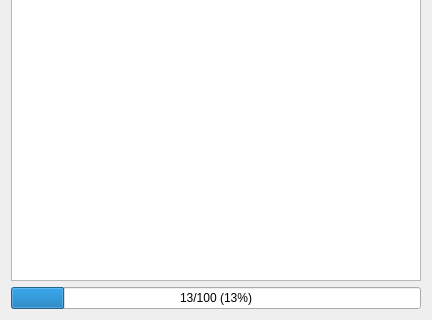
chrisdevchroma/fourchan-dl, file ui4chan.ui: the form before one commit; both pictures show x 0 to 432 and y 261 to 581 of the 432 by 581 pixel window.
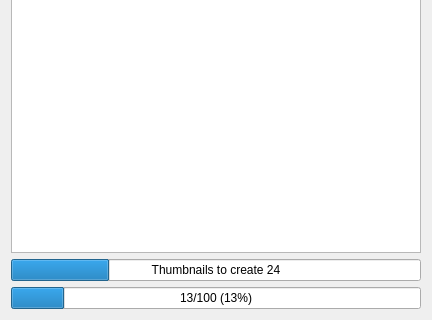
The form after the commit. Icons and pictures are not drawn.

```diff
--- a/ui4chan.ui
+++ b/ui4chan.ui
@@ -110,7 +110,7 @@
      </item>
     </layout>
    </item>
-   <item row="6" column="0">
+   <item row="7" column="0">
     <widget class="QProgressBar" name="progressBar">
      <property name="enabled">
       <bool>true</bool>
@@ -189,6 +189,19 @@
      </property>
     </widget>
    </item>
+   <item row="6" column="0">
+    <widget class="QProgressBar" name="pbPendingThumbnails">
+     <property name="value">
+      <number>24</number>
+     </property>
+     <property name="invertedAppearance">
+      <bool>false</bool>
+     </property>
+     <property name="format">
+      <string>Thumbnails to create %v</string>
+     </property>
+    </widget>
+   </item>
   </layout>
   <action name="actionDeleteFile">
    <property name="text">
```
Left out of the diff: 21 changed lines with no effect on the pictures.
